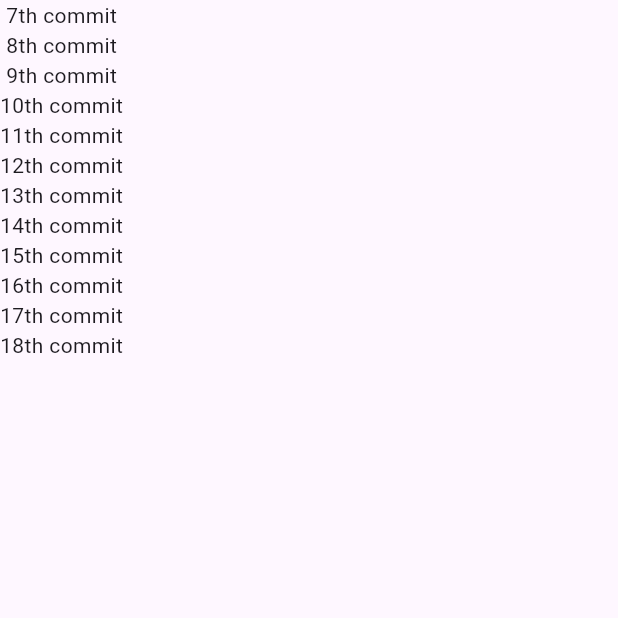
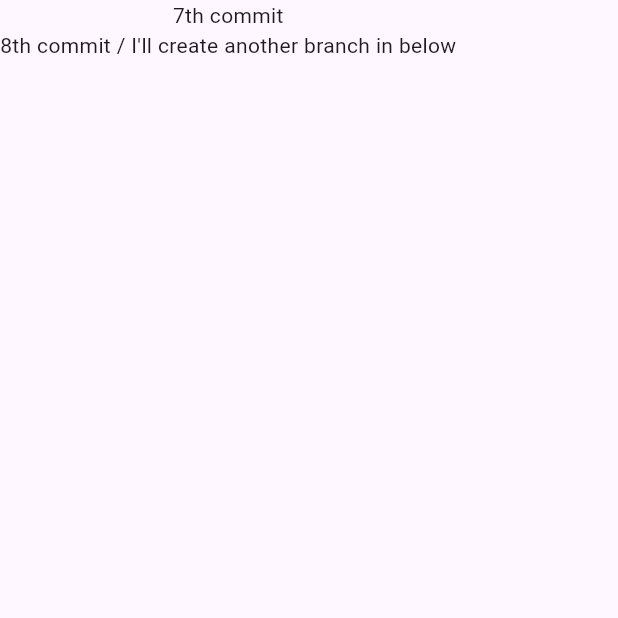
Before and after one commit to orozbaevelmar/Flutter_Order, a Flutter app: the screen it shows after launch, on a phone screen of 412 x 824 dp, the top half of it. Run offline on Flutter 3.47's test engine with Material 3 defaults, Android fonts, the phone set to English and light mode, and no system bars.

Commit message:
my test with merge conflict 1

```diff
--- a/lib/main.dart
+++ b/lib/main.dart
@@ -18,17 +18,7 @@ class MyApp extends StatelessWidget {
             scrollDirection: Axis.vertical,
             child: Column(children: [
               Text('7th commit'),
-              Text('8th commit'),
-              Text('9th commit'),
-              Text('10th commit'),
-              Text('11th commit'),
-              Text('12th commit'),
-              Text('13th commit'),
-              Text('14th commit'),
-              Text('15th commit'),
-              Text('16th commit'),
-              Text('17th commit'),
-              Text('18th commit'),
+              Text('8th commit / I\'ll create another branch in below'),
             ]),
           ),
         ),
```
